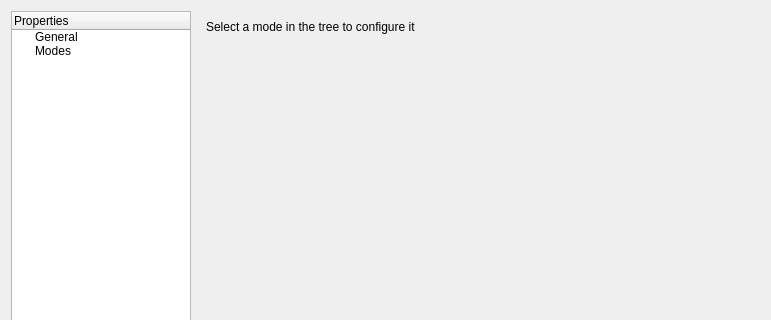
Qt form enki/ui/UISettings.ui (andreikop/enki) before a commit; both pictures show x 0 to 771 and y 0 to 320 of the 771 by 550 pixel window.
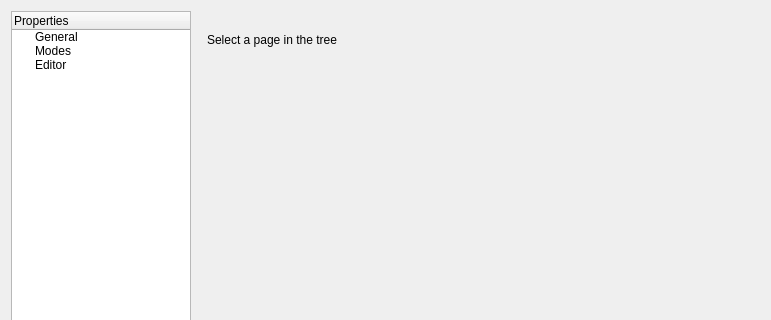
The same form after that commit.

What changed in the file:
```diff
--- a/enki/ui/UISettings.ui
+++ b/enki/ui/UISettings.ui
@@ -46,6 +46,11 @@
        <string>Modes</string>
       </property>
      </item>
+     <item>
+      <property name="text">
+       <string>Editor</string>
+      </property>
+     </item>
     </widget>
    </item>
    <item>
@@ -152,6 +157,21 @@
          </item>
         </layout>
        </widget>
+       <widget class="QWidget" name="pEditor">
+        <widget class="QLabel" name="label_7">
+         <property name="geometry">
+          <rect>
+           <x>10</x>
+           <y>20</y>
+           <width>547</width>
+           <height>17</height>
+          </rect>
+         </property>
+         <property name="text">
+          <string>Select a page in the tree</string>
+         </property>
+        </widget>
+       </widget>
        <widget class="QWidget" name="pModes">
         <layout class="QVBoxLayout" name="verticalLayout_14">
          <item>
```
